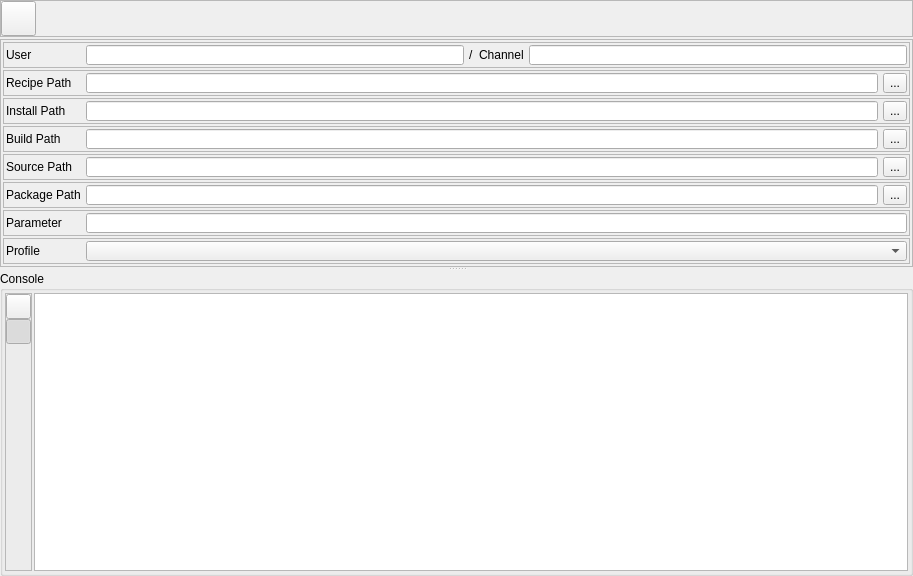
afri-bit/conan-guide, file resources/ui/widget/tab/workspace/tab_workspace.ui: the form before one commit.
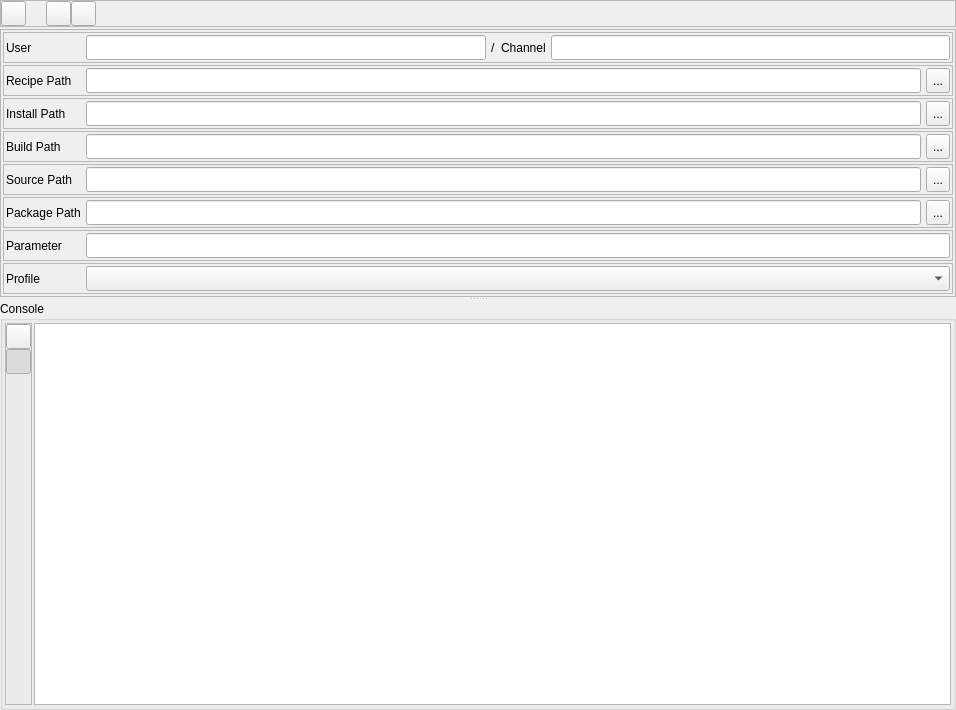
The form after the commit. Icons and pictures are not drawn.

Commit message:
Revived the workspace functionalities and user experience
After migrating the workspace tab to its own widget, the functionalities didnt work so well.
With this commit the basic functionalities are revived and additionally the user experience is improved in interaction with the other tabs.

```diff
--- a/resources/ui/widget/tab/workspace/tab_workspace.ui
+++ b/resources/ui/widget/tab/workspace/tab_workspace.ui
@@ -6,8 +6,8 @@
    <rect>
     <x>0</x>
     <y>0</y>
-    <width>913</width>
-    <height>576</height>
+    <width>956</width>
+    <height>710</height>
    </rect>
   </property>
   <property name="windowTitle">
@@ -63,8 +63,8 @@
        <widget class="QToolButton" name="toolButtonRefresh">
         <property name="minimumSize">
          <size>
-          <width>35</width>
-          <height>35</height>
+          <width>25</width>
+          <height>25</height>
          </size>
         </property>
         <property name="toolTip">
@@ -88,6 +88,58 @@
         </property>
        </widget>
       </item>
+      <item>
+       <spacer name="horizontalSpacer">
+        <property name="orientation">
+         <enum>Qt::Horizontal</enum>
+        </property>
+        <property name="sizeType">
+         <enum>QSizePolicy::Minimum</enum>
+        </property>
+        <property name="sizeHint" stdset="0">
+         <size>
+          <width>20</width>
+          <height>20</height>
+         </size>
+        </property>
+       </spacer>
+      </item>
+      <item>
+       <widget class="QToolButton" name="toolButtonSaveConfiguration">
+        <property name="minimumSize">
+         <size>
+          <width>25</width>
+          <height>25</height>
+         </size>
+        </property>
+        <property name="toolTip">
+         <string>Save Configuration</string>
+        </property>
+        <property name="text">
+         <string/>
+        </property>
+        <property name="icon">
+         <iconset resource="../../../../resources.qrc">
+          <normaloff>:/icon/light/save.png</normaloff>:/icon/light/save.png</iconset>
+        </property>
+       </widget>
+      </item>
+      <item>
+       <widget class="QToolButton" name="toolButtonLoadConfiguration">
+        <property name="minimumSize">
+         <size>
+          <width>25</width>
+          <height>25</height>
+         </size>
+        </property>
+        <property name="toolTip">
+         <string>Load Configuration</string>
+        </property>
+        <property name="text">
+         <string/>
+        </property>
+       </widget>
+      </item>
       <item>
        <spacer name="horizontalSpacer_2">
         <property name="orientation">
@@ -110,10 +162,16 @@
       <enum>Qt::Vertical</enum>
      </property>
      <widget class="QFrame" name="frame_24">
+      <property name="sizePolicy">
+       <sizepolicy hsizetype="Preferred" vsizetype="Minimum">
+        <horstretch>0</horstretch>
+        <verstretch>0</verstretch>
+       </sizepolicy>
+      </property>
       <property name="maximumSize">
        <size>
         <width>16777215</width>
-        <height>228</height>
+        <height>268</height>
        </size>
       </property>
       <property name="frameShape">
@@ -122,10 +180,13 @@
       <property name="frameShadow">
        <enum>QFrame::Raised</enum>
       </property>
-      <layout class="QVBoxLayout" name="verticalLayout_3">
+      <layout class="QVBoxLayout" name="verticalLayout_3" stretch="0,0,0,0,0,0,0,0">
        <property name="spacing">
         <number>2</number>
        </property>
+       <property name="sizeConstraint">
+        <enum>QLayout::SetDefaultConstraint</enum>
+       </property>
        <property name="leftMargin">
         <number>2</number>
        </property>
@@ -140,6 +201,12 @@
        </property>
        <item>
         <widget class="QFrame" name="frame_4">
+         <property name="minimumSize">
+          <size>
+           <width>0</width>
+           <height>30</height>
+          </size>
+         </property>
          <property name="frameShape">
           <enum>QFrame::StyledPanel</enum>
          </property>
@@ -176,7 +243,14 @@
            </widget>
           </item>
           <item>
-           <widget class="QLineEdit" name="lineEditUser"/>
+           <widget class="QLineEdit" name="lineEditUser">
+            <property name="minimumSize">
+             <size>
+              <width>0</width>
+              <height>25</height>
+             </size>
+            </property>
+           </widget>
           </item>
           <item>
            <widget class="QLabel" name="label_14">
@@ -193,13 +267,26 @@
            </widget>
           </item>
           <item>
-           <widget class="QLineEdit" name="lineEditChannel"/>
+           <widget class="QLineEdit" name="lineEditChannel">
+            <property name="minimumSize">
+             <size>
+              <width>0</width>
+              <height>25</height>
+             </size>
+            </property>
+           </widget>
           </item>
          </layout>
         </widget>
        </item>
        <item>
         <widget class="QFrame" name="frame_8">
+         <property name="minimumSize">
+          <size>
+           <width>0</width>
+           <height>30</height>
+          </size>
+         </property>
          <property name="frameShape">
           <enum>QFrame::StyledPanel</enum>
          </property>
@@ -240,7 +327,7 @@
             <property name="minimumSize">
              <size>
               <width>0</width>
-              <height>0</height>
+              <height>25</height>
              </size>
             </property>
             <property name="readOnly">
@@ -259,7 +346,7 @@
             <property name="minimumSize">
              <size>
               <width>0</width>
-              <height>0</height>
+              <height>25</height>
              </size>
             </property>
             <property name="text">
@@ -272,6 +359,12 @@
        </item>
        <item>
         <widget class="QFrame" name="frame_9">
+         <property name="minimumSize">
+          <size>
+           <width>0</width>
+           <height>30</height>
+          </size>
+         </property>
          <property name="frameShape">
           <enum>QFrame::StyledPanel</enum>
          </property>
@@ -308,10 +401,23 @@
            </widget>
           </item>
           <item>
-           <widget class="QLineEdit" name="lineEditInstallPath"/>
+           <widget class="QLineEdit" name="lineEditInstallPath">
+            <property name="minimumSize">
+             <size>
+              <width>0</width>
+              <height>25</height>
+             </size>
+            </property>
+           </widget>
           </item>
           <item>
            <widget class="QToolButton" name="toolBtnExplorerInstallPath">
+            <property name="minimumSize">
+             <size>
+              <width>0</width>
+              <height>25</height>
+             </size>
+            </property>
             <property name="text">
              <string>...</string>
             </property>
@@ -322,6 +428,18 @@
        </item>
        <item>
         <widget class="QFrame" name="frame_10">
+         <property name="sizePolicy">
+          <sizepolicy hsizetype="Preferred" vsizetype="Preferred">
+           <horstretch>0</horstretch>
+           <verstretch>0</verstretch>
+          </sizepolicy>
+         </property>
+         <property name="minimumSize">
+          <size>
+           <width>0</width>
+           <height>30</height>
+          </size>
+         </property>
          <property name="frameShape">
           <enum>QFrame::StyledPanel</enum>
          </property>
@@ -358,10 +476,23 @@
            </widget>
           </item>
           <item>
-           <widget class="QLineEdit" name="lineEditBuildPath"/>
+           <widget class="QLineEdit" name="lineEditBuildPath">
+            <property name="minimumSize">
+             <size>
+              <width>0</width>
+              <height>25</height>
+             </size>
+            </property>
+           </widget>
           </item>
           <item>
            <widget class="QToolButton" name="toolBtnExplorerBuildPath">
+            <property name="minimumSize">
+             <size>
+              <width>0</width>
+              <height>25</height>
+             </size>
+            </property>
             <property name="text">
              <string>...</string>
             </property>
@@ -372,6 +503,12 @@
        </item>
        <item>
         <widget class="QFrame" name="frame_11">
+         <property name="minimumSize">
+          <size>
+           <width>0</width>
+           <height>30</height>
+          </size>
+         </property>
          <property name="frameShape">
           <enum>QFrame::StyledPanel</enum>
          </property>
@@ -408,10 +545,23 @@
            </widget>
           </item>
           <item>
-           <widget class="QLineEdit" name="lineEditSourcePath"/>
+           <widget class="QLineEdit" name="lineEditSourcePath">
+            <property name="minimumSize">
+             <size>
+              <width>0</width>
+              <height>25</height>
+             </size>
+            </property>
+           </widget>
           </item>
           <item>
            <widget class="QToolButton" name="toolBtnExplorerSourcePath">
+            <property name="minimumSize">
+             <size>
+              <width>0</width>
+              <height>25</height>
+             </size>
+            </property>
             <property name="text">
              <string>...</string>
             </property>
@@ -422,6 +572,12 @@
        </item>
        <item>
         <widget class="QFrame" name="frame_13">
+         <property name="minimumSize">
+          <size>
+           <width>0</width>
+           <height>30</height>
+          </size>
+         </property>
          <property name="frameShape">
           <enum>QFrame::StyledPanel</enum>
          </property>
@@ -458,10 +614,23 @@
            </widget>
           </item>
           <item>
-           <widget class="QLineEdit" name="lineEditPackageExpPath"/>
+           <widget class="QLineEdit" name="lineEditPackagePath">
+            <property name="minimumSize">
+             <size>
+              <width>0</width>
+              <height>25</height>
+             </size>
+            </property>
+           </widget>
           </item>
           <item>
            <widget class="QToolButton" name="toolBtnExplorerPackagePath">
+            <property name="minimumSize">
+             <size>
+              <width>0</width>
+              <height>25</height>
+             </size>
+            </property>
             <property name="text">
              <string>...</string>
             </property>
@@ -472,6 +641,12 @@
        </item>
        <item>
         <widget class="QFrame" name="frame_12">
+         <property name="minimumSize">
+          <size>
+           <width>0</width>
+           <height>30</height>
+          </size>
+         </property>
          <property name="frameShape">
           <enum>QFrame::StyledPanel</enum>
          </property>
@@ -508,13 +683,26 @@
            </widget>
           </item>
           <item>
-           <widget class="QLineEdit" name="lineEditAdditionalParams"/>
+           <widget class="QLineEdit" name="lineEditAdditionalParams">
+            <property name="minimumSize">
+             <size>
+              <width>0</width>
+              <height>25</height>
+             </size>
+            </property>
+           </widget>
           </item>
          </layout>
         </widget>
        </item>
        <item>
         <widget class="QFrame" name="frame_14">
+         <property name="minimumSize">
+          <size>
+           <width>0</width>
+           <height>30</height>
+          </size>
+         </property>
          <property name="frameShape">
           <enum>QFrame::StyledPanel</enum>
          </property>
@@ -557,7 +745,14 @@
            </widget>
           </item>
           <item>
-           <widget class="QComboBox" name="comboBoxProfile"/>
+           <widget class="QComboBox" name="comboBoxProfile">
+            <property name="minimumSize">
+             <size>
+              <width>0</width>
+              <height>25</height>
+             </size>
+            </property>
+           </widget>
           </item>
          </layout>
         </widget>
@@ -565,6 +760,12 @@
       </layout>
      </widget>
      <widget class="QGroupBox" name="groupBox_4">
+      <property name="sizePolicy">
+       <sizepolicy hsizetype="Preferred" vsizetype="Preferred">
+        <horstretch>0</horstretch>
+        <verstretch>2</verstretch>
+       </sizepolicy>
+      </property>
       <property name="title">
        <string>Console</string>
       </property>
```
The commit also changes 5 other files.
